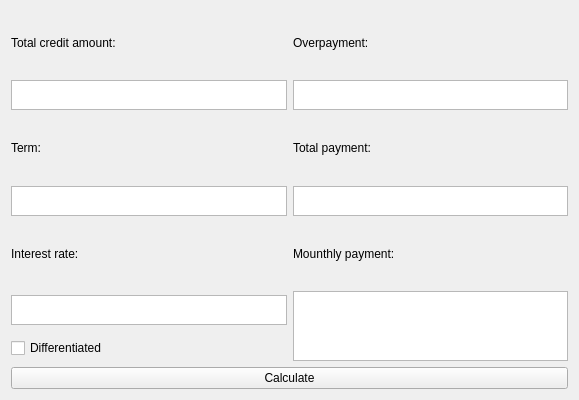
First picture: the form in src/View/credit_calculator/credit.ui, repository Khashiev/SmartCalc-, before the edit.
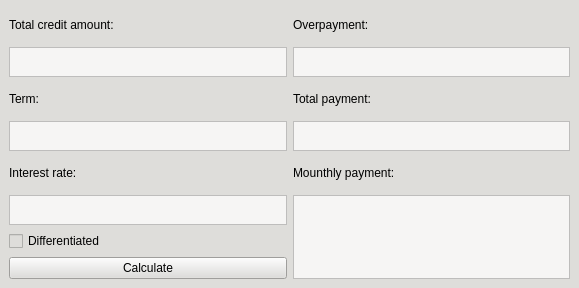
Second picture: the form after the edit.

```diff
--- a/src/View/credit_calculator/credit.ui
+++ b/src/View/credit_calculator/credit.ui
@@ -7,67 +7,34 @@
     <x>0</x>
     <y>0</y>
     <width>579</width>
-    <height>400</height>
+    <height>288</height>
    </rect>
   </property>
   <property name="windowTitle">
    <string>CreditCalc</string>
   </property>
+  <property name="styleSheet">
+   <string notr="true">background-color: rgb(222, 221, 218);</string>
+  </property>
   <layout class="QVBoxLayout" name="verticalLayout">
+   <property name="spacing">
+    <number>6</number>
+   </property>
+   <property name="leftMargin">
+    <number>9</number>
+   </property>
+   <property name="topMargin">
+    <number>9</number>
+   </property>
+   <property name="rightMargin">
+    <number>9</number>
+   </property>
+   <property name="bottomMargin">
+    <number>9</number>
+   </property>
    <item>
     <layout class="QGridLayout" name="gridLayout">
-     <item row="0" column="0">
-      <widget class="QLabel" name="label">
-       <property name="text">
-        <string>Total credit amount:</string>
-       </property>
-      </widget>
-     </item>
-     <item row="2" column="1">
-      <widget class="QLabel" name="label_5">
-       <property name="text">
-        <string>Total payment:</string>
-       </property>
-      </widget>
-     </item>
-     <item row="5" column="0">
-      <widget class="QTextEdit" name="inputInterestRateLine">
-       <property name="maximumSize">
-        <size>
-         <width>16777215</width>
-         <height>30</height>
-        </size>
-       </property>
-      </widget>
-     </item>
-     <item row="1" column="1">
-      <widget class="QTextEdit" name="inputOverpaymentLine">
-       <property name="maximumSize">
-        <size>
-         <width>16777215</width>
-         <height>30</height>
-        </size>
-       </property>
-       <property name="readOnly">
-        <bool>true</bool>
-       </property>
-      </widget>
-     </item>
-     <item row="6" column="0">
-      <widget class="QCheckBox" name="checkBoxDifferentiated">
-       <property name="text">
-        <string>Differentiated</string>
-       </property>
-      </widget>
-     </item>
-     <item row="4" column="1">
-      <widget class="QLabel" name="label_6">
-       <property name="text">
-        <string>Mounthly payment:</string>
-       </property>
-      </widget>
-     </item>
-     <item row="1" column="0">
+     <item row="2" column="0">
       <widget class="QTextEdit" name="inputTotalCreditAMountLine">
        <property name="minimumSize">
         <size>
@@ -81,64 +48,137 @@
          <height>30</height>
         </size>
        </property>
+       <property name="styleSheet">
+        <string notr="true">background-color: rgb(246, 245, 244);</string>
+       </property>
+      </widget>
+     </item>
+     <item row="5" column="0">
+      <widget class="QLabel" name="label_3">
+       <property name="text">
+        <string>Interest rate:</string>
+       </property>
+      </widget>
+     </item>
+     <item row="6" column="0">
+      <widget class="QTextEdit" name="inputInterestRateLine">
+       <property name="maximumSize">
+        <size>
+         <width>16777215</width>
+         <height>30</height>
+        </size>
+       </property>
+       <property name="styleSheet">
+        <string notr="true">background-color: rgb(246, 245, 244);</string>
+       </property>
       </widget>
      </item>
      <item row="3" column="0">
-      <widget class="QTextEdit" name="inputTermLine">
-       <property name="maximumSize">
-        <size>
-         <width>16777215</width>
-         <height>30</height>
-        </size>
-       </property>
-      </widget>
-     </item>
-     <item row="2" column="0">
       <widget class="QLabel" name="label_2">
        <property name="text">
         <string>Term:</string>
        </property>
       </widget>
      </item>
-     <item row="3" column="1">
-      <widget class="QTextEdit" name="inputTotalPaymentLine">
+     <item row="4" column="0">
+      <widget class="QTextEdit" name="inputTermLine">
        <property name="maximumSize">
         <size>
          <width>16777215</width>
          <height>30</height>
         </size>
        </property>
-       <property name="readOnly">
-        <bool>true</bool>
+       <property name="styleSheet">
+        <string notr="true">background-color: rgb(246, 245, 244);</string>
        </property>
       </widget>
      </item>
-     <item row="0" column="1">
+     <item row="0" column="0">
+      <widget class="QLabel" name="label">
+       <property name="text">
+        <string>Total credit amount:</string>
+       </property>
+      </widget>
+     </item>
+     <item row="0" column="2">
       <widget class="QLabel" name="label_4">
        <property name="text">
         <string>Overpayment:</string>
        </property>
       </widget>
      </item>
-     <item row="4" column="0">
-      <widget class="QLabel" name="label_3">
+     <item row="4" column="2">
+      <widget class="QTextEdit" name="inputTotalPaymentLine">
+       <property name="maximumSize">
+        <size>
+         <width>16777215</width>
+         <height>30</height>
+        </size>
+       </property>
+       <property name="styleSheet">
+        <string notr="true">background-color: rgb(246, 245, 244);</string>
+       </property>
+       <property name="readOnly">
+        <bool>true</bool>
+       </property>
+      </widget>
+     </item>
+     <item row="5" column="2">
+      <widget class="QLabel" name="label_6">
        <property name="text">
-        <string>Interest rate:</string>
+        <string>Mounthly payment:</string>
        </property>
       </widget>
      </item>
-     <item row="5" column="1" rowspan="2">
-      <widget class="QListView" name="listViewMountlyPayment"/>
+     <item row="3" column="2">
+      <widget class="QLabel" name="label_5">
+       <property name="text">
+        <string>Total payment:</string>
+       </property>
+      </widget>
+     </item>
+     <item row="2" column="2">
+      <widget class="QTextEdit" name="inputOverpaymentLine">
+       <property name="maximumSize">
+        <size>
+         <width>16777215</width>
+         <height>30</height>
+        </size>
+       </property>
+       <property name="styleSheet">
+        <string notr="true">background-color: rgb(246, 245, 244);</string>
+       </property>
+       <property name="readOnly">
+        <bool>true</bool>
+       </property>
+      </widget>
+     </item>
+     <item row="6" column="2" rowspan="3">
+      <widget class="QListView" name="listViewMountlyPayment">
+       <property name="styleSheet">
+        <string notr="true">background-color: rgb(246, 245, 244);</string>
+       </property>
+      </widget>
+     </item>
+     <item row="7" column="0">
+      <widget class="QCheckBox" name="checkBoxDifferentiated">
+       <property name="styleSheet">
+        <string notr="true"/>
+       </property>
+       <property name="text">
+        <string>Differentiated</string>
+       </property>
+      </widget>
+     </item>
+     <item row="8" column="0">
+      <widget class="QPushButton" name="pushButton_calculate">
+       <property name="text">
+        <string>Calculate</string>
+       </property>
+      </widget>
      </item>
     </layout>
    </item>
-   <item>
-    <widget class="QPushButton" name="pushButton_calculate">
-     <property name="text">
-      <string>Calculate</string>
-     </property>
-    </widget>
-   </item>
   </layout>
  </widget>
  <resources/>
```
